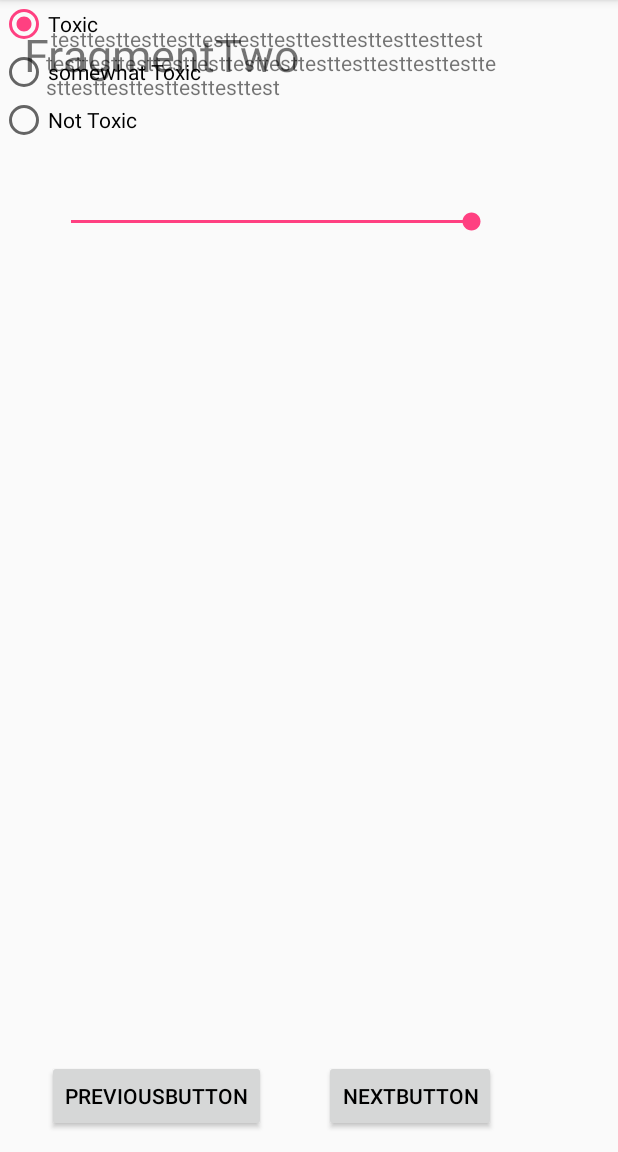
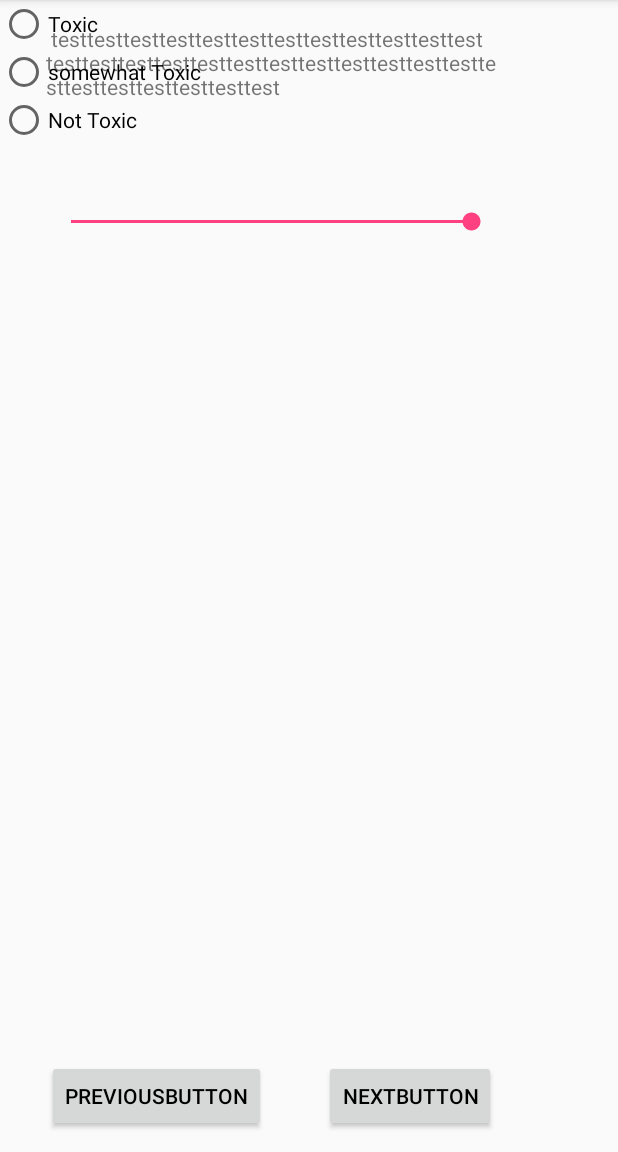
Before and after one commit to asymptote-inc/Jury-new, an Android app: the GameActivity screen opened directly, with no data from a screen before it, on a phone screen of 412 x 824 dp, the part 84-1236 px from its top. Run offline under Robolectric (Android 15) with nearby library versions, the phone set to English and light mode, and no system bars; network calls fail.

Commit message:
fragments working

```diff
--- a/app/src/main/res/layout/activity_game.xml
+++ b/app/src/main/res/layout/activity_game.xml
@@ -70,65 +70,34 @@
     <RelativeLayout
         android:id="@+id/fr1_id"
         android:layout_width="match_parent"
-        android:layout_height="150dp"
+        android:layout_height="0dp"
         android:layout_below="@+id/obsceneBar"
         android:layout_above="@+id/nextButton"></RelativeLayout>
 
     <RelativeLayout
         android:id="@+id/fr2_id"
         android:layout_width="match_parent"
-        android:layout_height="150dp"
+        android:layout_height="0dp"
         android:layout_below="@+id/obsceneBar"
         android:layout_above="@+id/nextButton"></RelativeLayout>
 
-    <!--<RadioButton-->
-        <!--android:id="@+id/radioButton"-->
-        <!--android:layout_width="wrap_content"-->
-        <!--android:layout_height="wrap_content"-->
-        <!--android:layout_alignLeft="@+id/radioButton2"-->
-        <!--android:layout_alignStart="@+id/radioButton2"-->
-        <!--android:layout_alignTop="@+id/obsceneBar"-->
-        <!--android:layout_marginTop="38dp"-->
-        <!--android:checked="false"-->
-        <!--android:duplicateParentState="true"-->
-        <!--android:text="toxic" />-->
-
-    <!--<RadioButton-->
-        <!--android:id="@+id/radioButton2"-->
-        <!--android:layout_width="wrap_content"-->
-        <!--android:layout_height="wrap_content"-->
-        <!--android:text="somewhat toxic"-->
-        <!--android:layout_marginLeft="12dp"-->
-        <!--android:layout_marginStart="12dp"-->
-        <!--android:layout_below="@+id/radioButton"-->
-        <!--android:layout_alignLeft="@+id/obsceneBar"-->
-        <!--android:layout_alignStart="@+id/obsceneBar"-->
-        <!--android:layout_marginTop="17dp" />-->
-
-    <!--<RadioButton-->
-        <!--android:layout_width="wrap_content"-->
-        <!--android:layout_height="wrap_content"-->
-        <!--android:text="not toxic"-->
-        <!--android:layout_below="@+id/radioButton2"-->
-        <!--android:layout_alignLeft="@+id/radioButton2"-->
-        <!--android:layout_alignStart="@+id/radioButton2"-->
-        <!--android:layout_marginTop="25dp"-->
-        <!--android:layout_alignRight="@+id/radioButton2"-->
-        <!--android:layout_alignEnd="@+id/radioButton2" />-->
-
+<RelativeLayout
+    android:layout_width="match_parent"
+    android:layout_height="match_parent">
     <RadioGroup
         android:id="@+id/toxicity_radio_group"
         android:layout_width="wrap_content"
         android:layout_height="wrap_content"
         android:layout_toRightOf="@+id/gender_textview"
         android:orientation="vertical">
+
         <RadioButton
             android:id="@+id/toxic_radio_btn"
-            android:layout_width="wrap_content"
-            android:layout_height="wrap_content"
-            android:text="@string/toxic"
-            android:checked="true"
-            />
+            android:layout_width="match_parent"
+            android:layout_height="match_parent"
+            android:checked="false"
+            android:text="@string/toxic" />
+
         <RadioButton
             android:id="@+id/somewhattoxic_radio_btn"
             android:layout_width="wrap_content"
@@ -143,6 +112,6 @@
             android:text = "@string/not_toxic"
             />
     </RadioGroup>
-
+</RelativeLayout>
 
 </RelativeLayout>
```
Also changed, not shown: app/src/main/java/com/androidtutorialpoint/androidlogin/GameActivity.java (+74 -8 lines), app/src/main/res/layout/fragment_one_layout.xml (+28 -0 lines).
